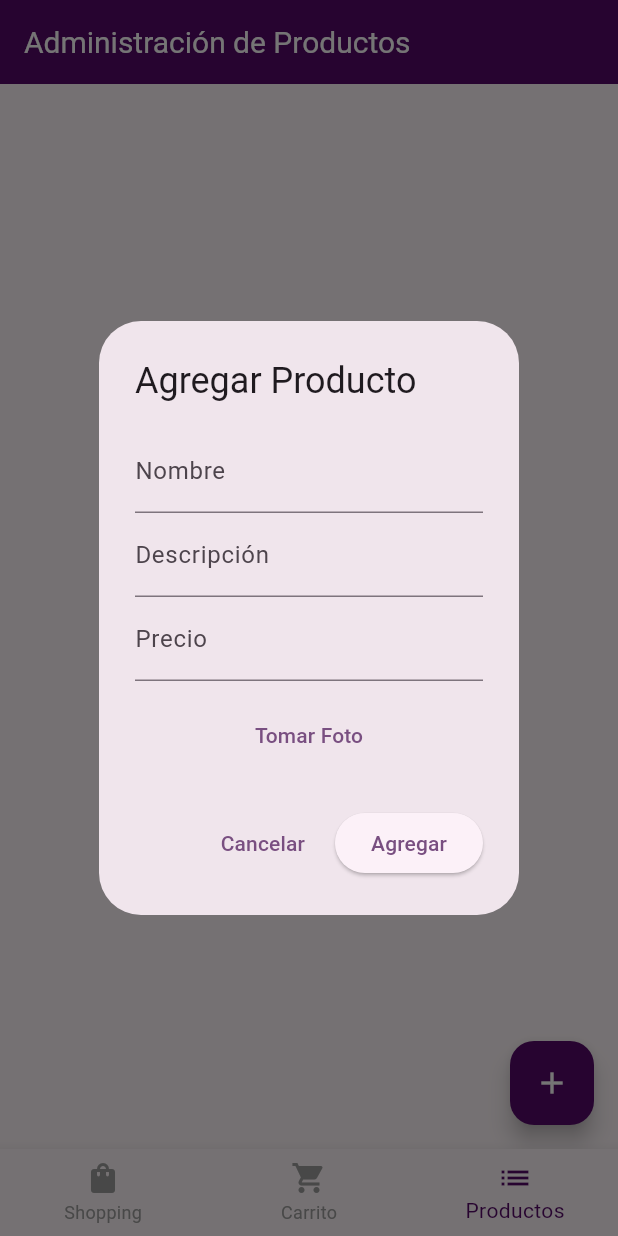
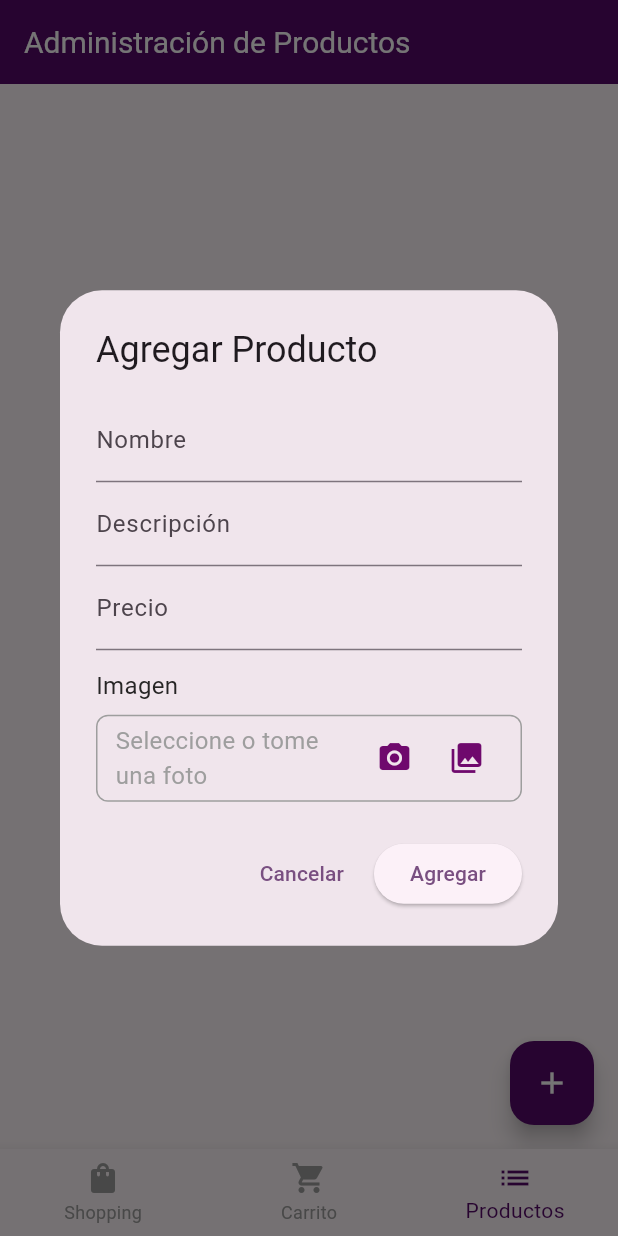
Before and after one commit to HuamanNicolas/Practico2_Firebase, a Flutter app: the screen it shows after launch, item 3 of the bottom bar chosen, after a tap on the "add" icon, on a phone screen of 412 x 824 dp. Run offline on Flutter 3.47's test engine with Material 3 defaults, Android fonts, the phone set to English and light mode, and no system bars; our stand-ins replace cloud_firestore, firebase_core, image_picker; accounts and stored records are empty.

Commit message:
cambiar la vista en productos para poder adjuntar una foto de la galeria

```diff
--- a/lib/src/pages/carrito_page.dart
+++ b/lib/src/pages/carrito_page.dart
@@ -270,8 +270,8 @@ class _CarritoPageState extends State<CarritoPage> {
                               Text(
                                 'Subtotal: \$${subtotal.toStringAsFixed(2)}',
                                 style: const TextStyle(
-                                  fontSize: 15,
-                                  fontWeight: FontWeight.bold,
+                                  fontSize: 13,
+                                  fontWeight: FontWeight.normal,
                                   color: Color.fromARGB(255, 96, 9, 104),
                                 ),
                               ),
@@ -292,7 +292,7 @@ class _CarritoPageState extends State<CarritoPage> {
                 border: Border(top: BorderSide(color: Colors.grey.shade300)),
                 boxShadow: [
                   BoxShadow(
-                    color: Colors.black.withOpacity(0.1),
+                    color: Colors.black,
                     offset: const Offset(0, -2),
                     blurRadius: 4,
                   ),
--- a/lib/src/pages/producto_page.dart
+++ b/lib/src/pages/producto_page.dart
@@ -17,9 +17,11 @@ class _ProductoPageState extends State<ProductoPage> {
   final FirebaseServices _firebaseServices = FirebaseServices.instance;
   File? _image;
 
-  Future<void> _pickImage() async {
+
+
+  Future<void> _pickImage({required bool fromCamera}) async {
     final imagePicker = ImagePicker();
-    final pickedFile = await imagePicker.pickImage(source: ImageSource.camera, imageQuality: 50, maxWidth: 800);
+    final pickedFile = await imagePicker.pickImage(source: fromCamera ? ImageSource.camera : ImageSource.gallery, imageQuality: 50, maxWidth: 800);
 
     if (pickedFile != null) {
       setState(() {
@@ -190,7 +192,7 @@ class _ProductoPageState extends State<ProductoPage> {
                   onPressed: () => _showEditProductDialog(context, product),
                 ),
                 IconButton(
-                  icon: const Icon(Icons.delete, color: Colors.red),
+                  icon: const Icon(Icons.delete_outline, color: Colors.red),
                   onPressed: () => _confirmDeleteProduct(context, product.id),
                 ),
               ],
@@ -239,19 +241,70 @@ class _ProductoPageState extends State<ProductoPage> {
                  StatefulBuilder(
   builder: (BuildContext context, StateSetter setState) {
     return Column(
+      crossAxisAlignment: CrossAxisAlignment.start,
       children: [
-                          if (_image != null) Image.file(_image!, height: 150),
-                          TextButton(
+        const Text(
+          'Imagen',
+          style: TextStyle(
+            fontWeight: FontWeight.normal,
+            fontSize: 16,
+            color: Color.fromARGB(255, 38, 37, 37),
+          ),
+        ),
+        const SizedBox(height: 8),
+        Container(
+          padding: const EdgeInsets.symmetric(horizontal: 12, vertical: 4),
+          decoration: BoxDecoration(
+            border: Border.all(color: Colors.grey),
+            borderRadius: BorderRadius.circular(8),
+          ),
+          child: Row(
+            children: [
+              // Área de texto tipo TextField
+              Expanded(
+                child: _image != null
+                    ? Text(
+                        _image!.path.split('/').last, // Nombre de la imagen
+                        style: const TextStyle(fontSize: 16),
+                      )
+                    : const Text(
+                        'Seleccione o tome una foto',
+                        style: TextStyle(fontSize: 16, color: Colors.grey),
+                      ),
+              ),
+              const SizedBox(width: 8),
+              // Botón de cámara
+              IconButton(
+                icon: const Icon(Icons.camera_alt, color: Color.fromARGB(255, 111, 9, 109)),
                 onPressed: () async {
-                              await _pickImage();
+                  await _pickImage(fromCamera: true);
                   setState(() {});
                 },
-                            child: const Text('Tomar Foto'),
+              ),
+              // Botón de galería
+              IconButton(
+                icon: const Icon(Icons.photo_library, color: Color.fromARGB(255, 111, 9, 109)),
+                onPressed: () async {
+                  await _pickImage(fromCamera: false);
+                  setState(() {});
+                },
+              ),
+            ],
+          ),
+        ),
+        // Vista previa de la imagen
+        if (_image != null)
+          Padding(
+            padding: const EdgeInsets.only(top: 8.0),
+            child: Image.file(_image!, height: 150),
           ),
       ],
     );
   },
 ),
+
+
+
                 ],
               ),
             ),
@@ -340,7 +393,7 @@ class _ProductoPageState extends State<ProductoPage> {
                                   : const Icon(Icons.image_not_supported, size: 100)),
                           TextButton(
                             onPressed: () async {
-                              await _pickImage();
+                              await _pickImage(fromCamera: false);
                               setState(() {});
                             },
                             child: const Text('Cambiar Foto'),
--- a/lib/src/pages/shopping_page.dart
+++ b/lib/src/pages/shopping_page.dart
@@ -209,7 +209,7 @@ class _ShoppingState extends State<Shopping> {
               ),
             ),
             IconButton(
-              icon: const Icon(Icons.add_shopping_cart, color: Colors.blue),
+              icon: const Icon(Icons.add_shopping_cart, color: Color.fromARGB(255, 113, 11, 117)),
               iconSize: 28,
               onPressed: () {
                 _firebaseServices.addOrIncrementInCarrito(product);
```
Lines whose indentation alone changed are shown as unchanged.
